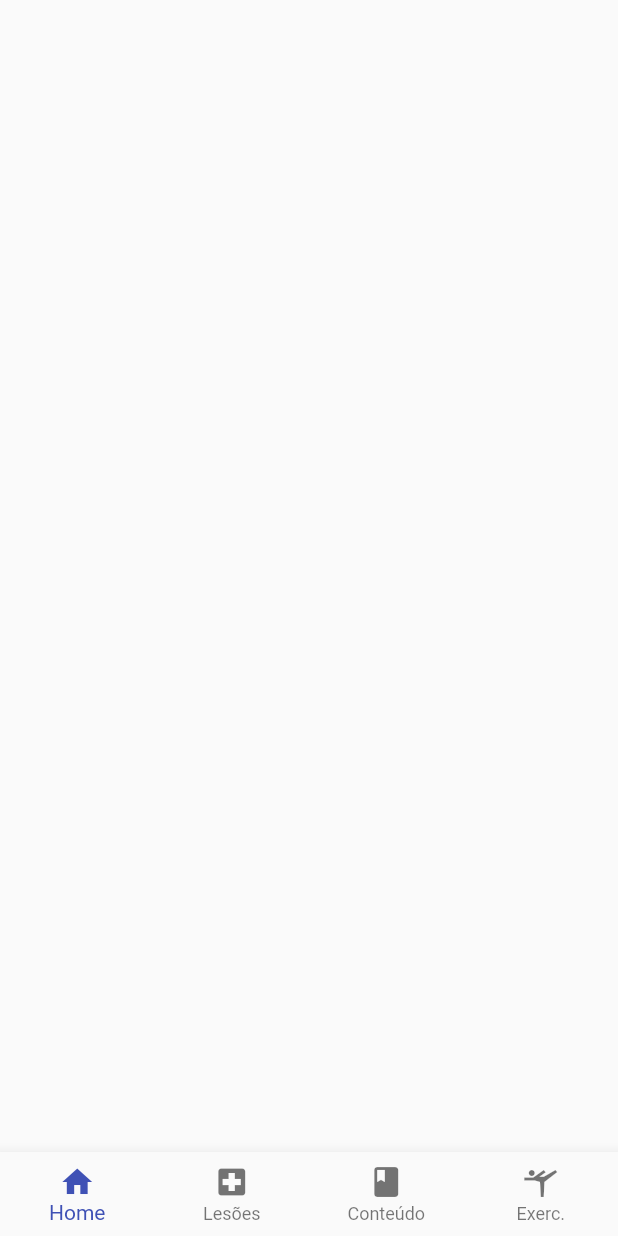
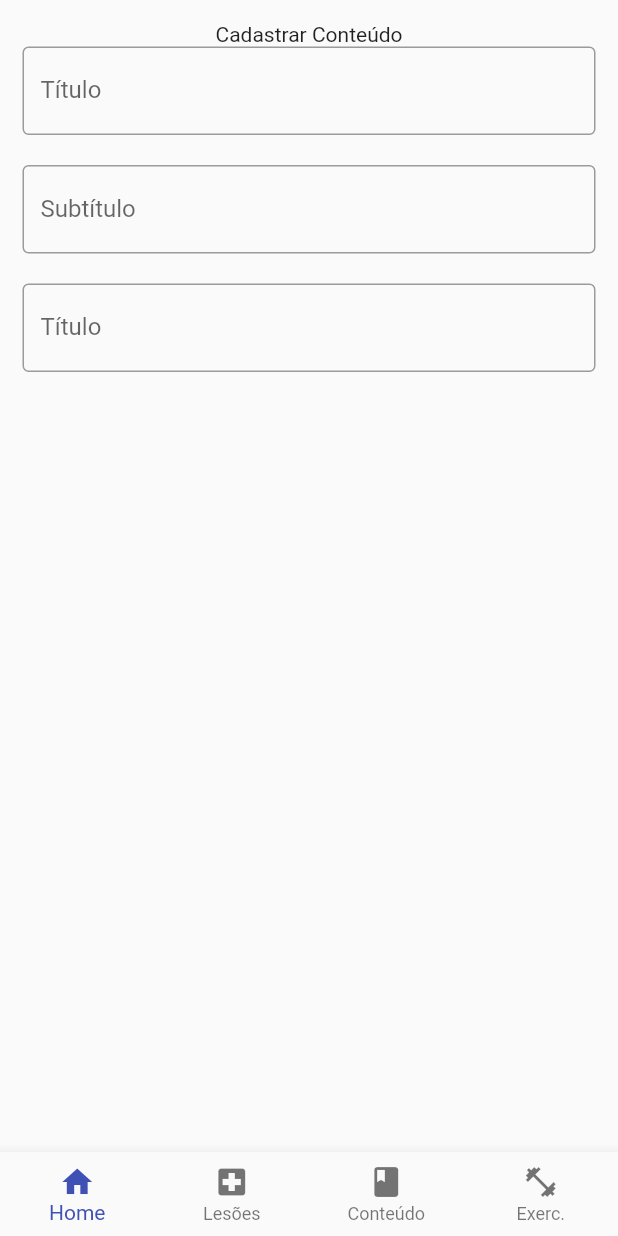
Before and after one commit to ekssant/prevler_conteudo, a Flutter app: the screen it shows after launch, on a phone screen of 412 x 824 dp. Run offline on Flutter 3.47's test engine with Material 2 defaults, Android fonts, the phone set to English and light mode, and no system bars.

Commit message:
tela conteudo

```diff
--- a/lib/home_page.dart
+++ b/lib/home_page.dart
@@ -19,8 +19,30 @@ class _HomePageState extends State<HomePage> {
 
   @override
   Widget build(BuildContext context) {
-    return Material(
-      child: Scaffold(
+    return Scaffold(
+      body: Padding(
+        padding: EdgeInsets.all(15),
+        child: Column(
+          children: [
+            Text(
+              'Cadastrar Conteúdo',
+              textAlign: TextAlign.left,
+            ),
+            FieldsConteudo(label: 'Título'),
+            const SizedBox(
+              height: 20,
+            ),
+            FieldsConteudo(label: 'Subtítulo'),
+            const SizedBox(
+              height: 20,
+            ),
+            FieldsConteudo(label: 'Título'),
+            const SizedBox(
+              height: 20,
+            ),
+          ],
+        ),
+      ),
       bottomNavigationBar: BottomNavigationBar(
         type: BottomNavigationBarType.fixed,
         items: const <BottomNavigationBarItem>[
@@ -37,7 +59,7 @@ class _HomePageState extends State<HomePage> {
             label: 'Conteúdo',
           ),
           BottomNavigationBarItem(
-              icon: Icon(Icons.sports_gymnastics),
+            icon: Icon(Icons.fitness_center),
             label: 'Exerc.',
           ),
         ],
@@ -45,6 +67,20 @@ class _HomePageState extends State<HomePage> {
         selectedItemColor: Colors.indigo,
         onTap: _onItemTapped,
       ),
+    );
+  }
+}
+
+class FieldsConteudo extends StatelessWidget {
+  final String label;
+  const FieldsConteudo({super.key, required this.label});
+
+  @override
+  Widget build(BuildContext context) {
+    return TextField(
+      decoration: InputDecoration(
+        labelText: label,
+        border: OutlineInputBorder(),
       ),
     );
   }
```
Lines whose indentation alone changed are shown as unchanged.
